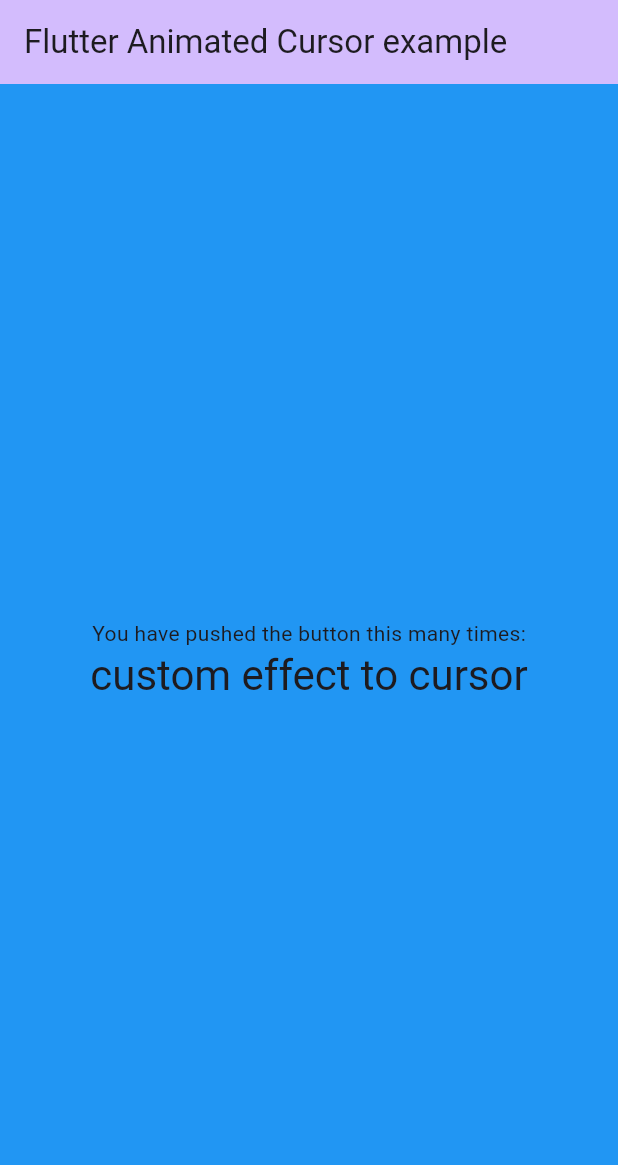
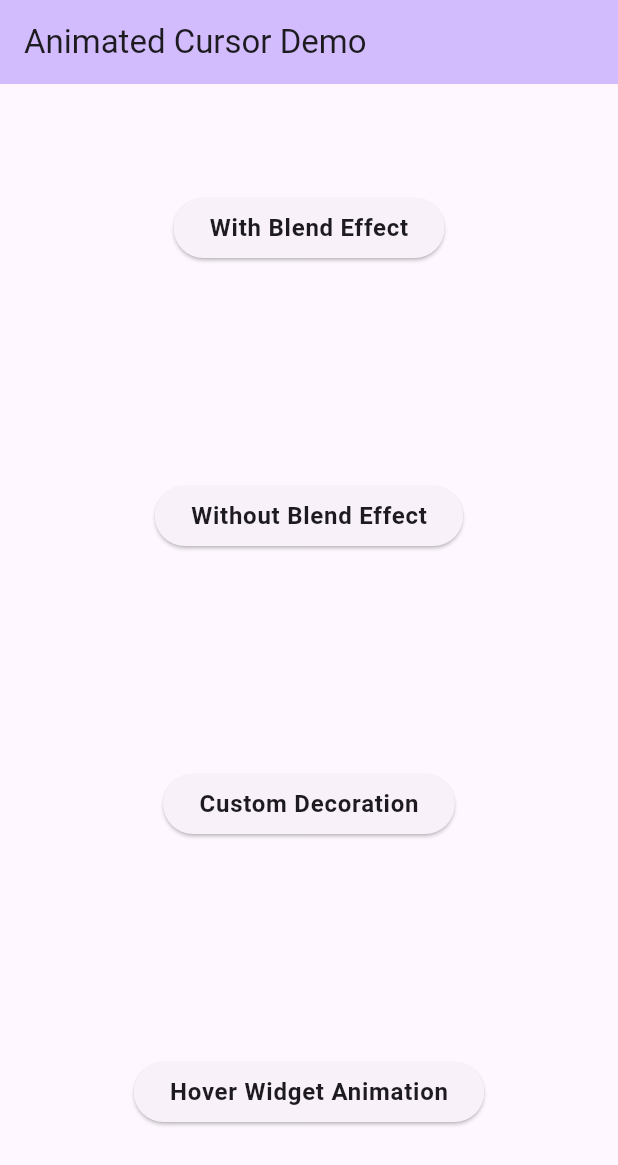
Before and after one commit to bijith-git/animated_mouse_cursor, a Flutter app: the screen it shows after launch, on a phone screen of 412 x 824 dp. Shown: the top 1165 px of the screen. Run offline on Flutter 3.47's test engine with Material 3 defaults, Android fonts, the phone set to English and light mode, and no system bars.

```diff
--- a/example/lib/main.dart
+++ b/example/lib/main.dart
@@ -13,14 +13,12 @@ class MyApp extends StatelessWidget {
   @override
   Widget build(BuildContext context) {
     return MaterialApp(
-      title: 'Flutter Demo',
+      title: 'Animated Cursor Demo',
       theme: ThemeData(
         colorScheme: ColorScheme.fromSeed(seedColor: Colors.deepPurple),
         useMaterial3: true,
       ),
-      home: const AnimatedCursor(
-          enableBlendMask: false,
-          child: MyHomePage(title: 'Flutter Animated Cursor example')),
+      home: const MyHomePage(title: 'Animated Cursor Demo'),
     );
   }
 }
@@ -41,23 +39,25 @@ class _MyHomePageState extends State<MyHomePage> {
         backgroundColor: Theme.of(context).colorScheme.inversePrimary,
         title: Text(widget.title),
       ),
-      backgroundColor: Colors.blue,
-      body: Center(
+      body: const Center(
         child: Column(
-          mainAxisAlignment: MainAxisAlignment.center,
+          mainAxisAlignment: MainAxisAlignment.spaceAround,
           children: <Widget>[
-            const Text(
-              'You have pushed the button this many times:',
+            PageNavigator(
+              title: "With Blend Effect",
+              child: WithBlendEffect(),
             ),
-            AnimatedCursorMouseRegion(
-              decoration: const BoxDecoration(
-                color: Colors.red,
-                shape: BoxShape.circle,
-              ),
-              child: Text(
-                'custom effect to cursor',
-                style: Theme.of(context).textTheme.headlineMedium,
-              ),
+            PageNavigator(
+              title: "Without Blend Effect",
+              child: WithOutBlendEffect(),
+            ),
+            PageNavigator(
+              title: "Custom Decoration",
+              child: CustomDecorationCursor(),
+            ),
+            PageNavigator(
+              title: "Hover Widget Animation",
+              child: WidgetHoverAnimation(),
             ),
           ],
         ),
@@ -65,3 +65,112 @@ class _MyHomePageState extends State<MyHomePage> {
     );
   }
 }
+
+class WithBlendEffect extends StatelessWidget {
+  const WithBlendEffect({super.key});
+
+  @override
+  Widget build(BuildContext context) {
+    return AnimatedCursor(
+        enableBlendMask: true,
+        width: 50,
+        height: 50,
+        child: Scaffold(
+          body: Center(
+            child: Text(
+              "Blended Hover Effect",
+              style: Theme.of(context).textTheme.titleLarge,
+            ),
+          ),
+        ));
+  }
+}
+
+class WithOutBlendEffect extends StatelessWidget {
+  const WithOutBlendEffect({super.key});
+
+  @override
+  Widget build(BuildContext context) {
+    return AnimatedCursor(
+      width: 50,
+      height: 50,
+      decoration:
+          const BoxDecoration(color: Colors.black, shape: BoxShape.circle),
+      child: Scaffold(
+          body: Center(
+        child: Text(
+          "Blended Hover Effect",
+          style: Theme.of(context).textTheme.titleLarge,
+        ),
+      )),
+    );
+  }
+}
+
+class CustomDecorationCursor extends StatelessWidget {
+  const CustomDecorationCursor({super.key});
+
+  @override
+  Widget build(BuildContext context) {
+    return AnimatedCursor(
+      decoration:
+          const BoxDecoration(shape: BoxShape.rectangle, color: Colors.red),
+      child: Scaffold(
+          body: Center(
+        child: Text(
+          "Custom Decoration",
+          style: Theme.of(context).textTheme.titleLarge,
+        ),
+      )),
+    );
+  }
+}
+
+class WidgetHoverAnimation extends StatelessWidget {
+  const WidgetHoverAnimation({super.key});
+
+  @override
+  Widget build(BuildContext context) {
+    return AnimatedCursor(
+      decoration:
+          const BoxDecoration(color: Colors.black, shape: BoxShape.circle),
+      child: Scaffold(
+          body: Center(
+        child: AnimatedCursorMouseRegion(
+          heightMultiplyer: 5, //for increasing cursor size
+          child: Text(
+            "Hover Widget Animation",
+            style: Theme.of(context).textTheme.titleLarge,
+          ),
+        ),
+      )),
+    );
+  }
+}
+
+class PageNavigator extends StatelessWidget {
+  final String title;
+  final Widget child;
+  const PageNavigator({
+    Key? key,
+    required this.title,
+    required this.child,
+  }) : super(key: key);
+
+  @override
+  Widget build(BuildContext context) {
+    return ElevatedButton(
+      onPressed: () {
+        Navigator.push(
+            context, MaterialPageRoute(builder: ((context) => child)));
+      },
+      child: Text(
+        title,
+        style: Theme.of(context)
+            .textTheme
+            .bodyLarge!
+            .copyWith(fontWeight: FontWeight.bold),
+      ),
+    );
+  }
+}
```
Also changed, not shown: lib/src/animated_cursor.dart (+34 -5 lines), 3 other files.
